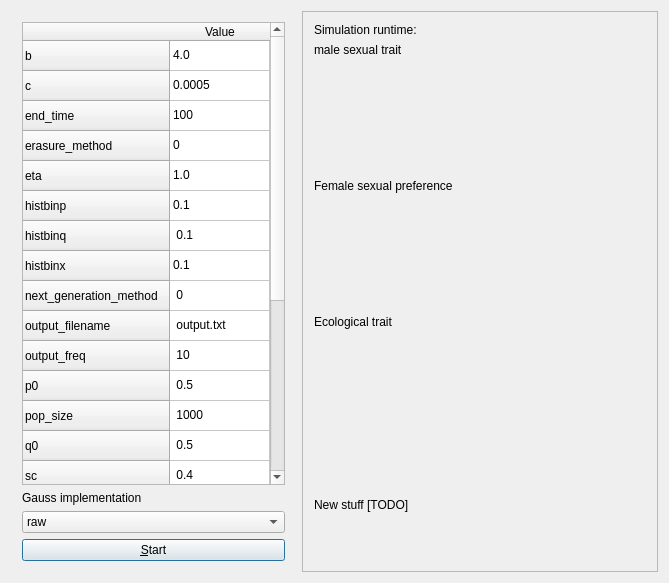
Old version of the form sado_qtdialog.ui in the repository richelbilderbeek/pbdmms.
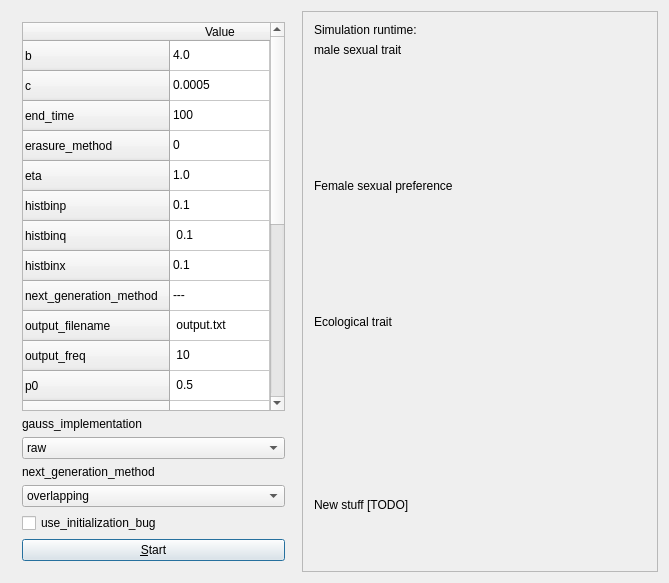
New version of the form. Custom widgets are drawn as their Qt base class.

Commit message: Use combobox to select next_gen_method

```diff
--- a/sado_qtdialog.ui
+++ b/sado_qtdialog.ui
@@ -190,7 +190,7 @@
         </item>
         <item row="8" column="0">
          <property name="text">
-          <string> 0</string>
+          <string>---</string>
          </property>
         </item>
         <item row="9" column="0">
@@ -268,7 +268,7 @@
       <item>
        <widget class="QLabel" name="label_gausser_implementation">
         <property name="text">
-         <string>Gauss implementation</string>
+         <string>gauss_implementation</string>
         </property>
        </widget>
       </item>
@@ -286,6 +286,27 @@
         </item>
        </widget>
       </item>
+      <item>
+       <widget class="QLabel" name="label_next_generation_method">
+        <property name="text">
+         <string>next_generation_method</string>
+        </property>
+       </widget>
+      </item>
+      <item>
+       <widget class="QComboBox" name="box_next_generation_method">
+        <item>
+         <property name="text">
+          <string>overlapping</string>
+         </property>
+        </item>
+        <item>
+         <property name="text">
+          <string>seperate</string>
+         </property>
+        </item>
+       </widget>
+      </item>
       <item>
        <spacer name="verticalSpacer">
         <property name="orientation">
@@ -299,6 +320,13 @@
         </property>
        </spacer>
       </item>
+      <item>
+       <widget class="QCheckBox" name="box_use_initialization_bug">
+        <property name="text">
+         <string>use_initialization_bug</string>
+        </property>
+       </widget>
+      </item>
       <item>
        <widget class="QPushButton" name="start">
         <property name="text">
```
Left out of the diff: 4 changed lines with no effect on the pictures. The commit also changes 1 other file.
